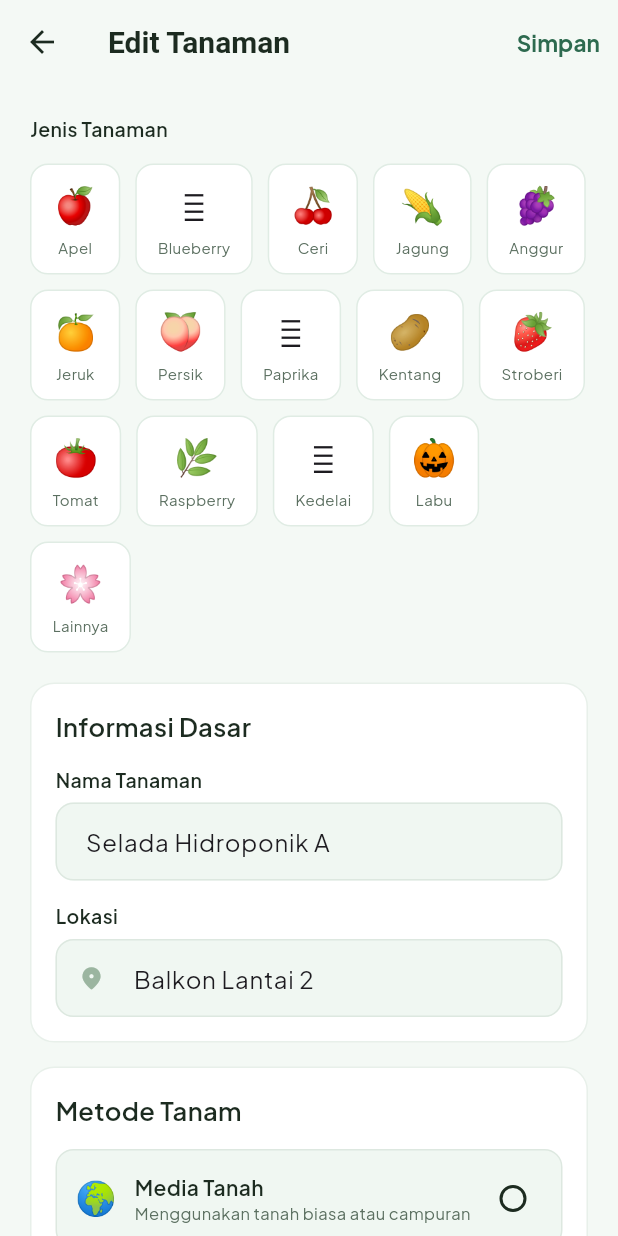
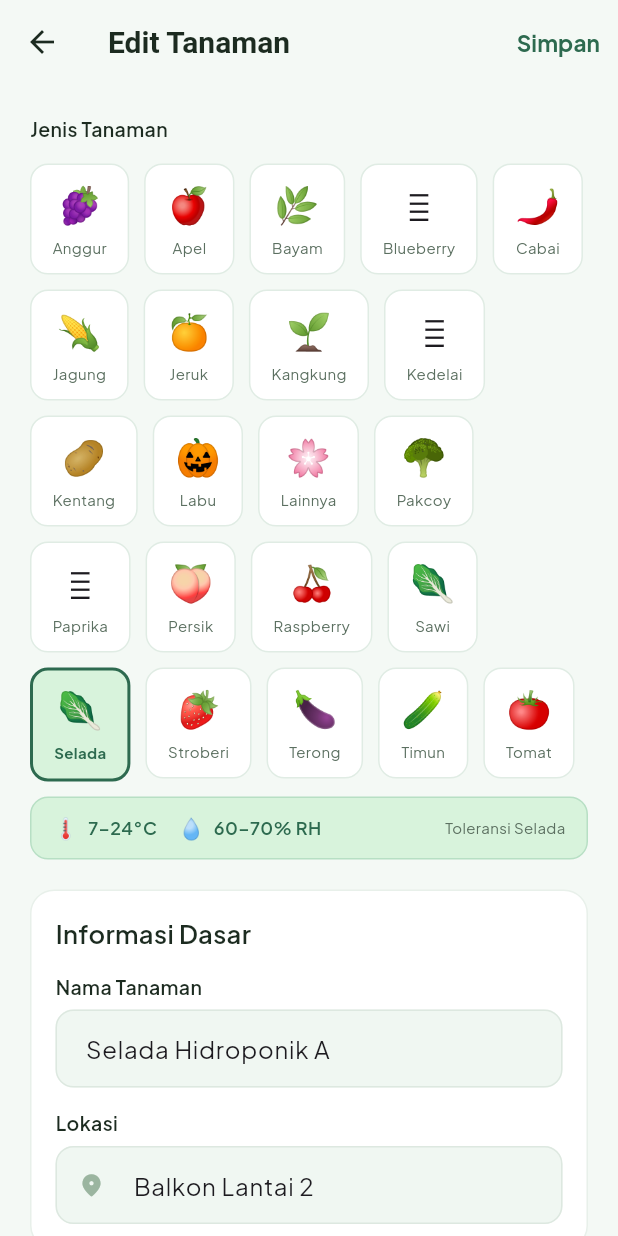
Before and after one commit to citylighxts/urban_leaf, a Flutter app: the PlantDetailPage screen opened directly with sample values from the repository, after a tap on "Edit", on a phone screen of 412 x 824 dp. Run offline on Flutter 3.47's test engine with Material 3 defaults, Android fonts, the phone set to English and light mode, and no system bars; our stand-ins replace cloud_firestore, firebase_auth, firebase_core, firebase_crashlytics, geocoding, geolocator and 2 more; accounts and stored records are empty; Roboto replaces fonts that are missing (PlusJakartaSans).

Commit message:
feat: enhance alert generation with plant tolerance checks and add plant type service

```diff
--- a/lib/core/services/alert_generator_service.dart
+++ b/lib/core/services/alert_generator_service.dart
@@ -2,10 +2,17 @@ import '../../models/alert_model.dart';
 import '../../models/plant_model.dart';
 import '../../models/weather_model.dart';
 
+class AlertGeneratorResult {
+  final List<AlertModel> alerts;
+  /// IDs of healthy plants whose conditions now exceed their tolerance.
+  final List<String> plantIdsToFlag;
+
+  const AlertGeneratorResult({required this.alerts, required this.plantIdsToFlag});
+}
+
 /// Auto-generates smart alerts from real weather data + plant list.
-/// Ini adalah bagian CRUD "Create" untuk fitur Smart Alert milik Hana.
 class AlertGeneratorService {
-  static List<AlertModel> generate({
+  static AlertGeneratorResult generate({
     required WeatherModel weather,
     required List<ForecastDayModel> forecast,
     required List<PlantModel> plants,
@@ -181,6 +188,50 @@ class AlertGeneratorService {
       ));
     }
 
-    return alerts;
+    // ── 6. Per-plant tolerance check ─────────────────────────────────────
+    // Only flags healthy plants — quarantine/needsAttention are already known.
+    final plantIdsToFlag = <String>[];
+    for (final plant in plants.where((p) => p.status == PlantStatus.healthy)) {
+      final tempOut = weather.temperature < plant.minTemp || weather.temperature > plant.maxTemp;
+      final humOut  = weather.humidity < plant.minHumidity || weather.humidity > plant.maxHumidity;
+      if (!tempOut && !humOut) continue;
+
+      plantIdsToFlag.add(plant.id);
+
+      final issues = <String>[];
+      if (tempOut) {
+        issues.add(
+          weather.temperature > plant.maxTemp
+              ? 'suhu ${weather.temperature.toStringAsFixed(0)}°C (maks ${plant.maxTemp.toStringAsFixed(0)}°C)'
+              : 'suhu ${weather.temperature.toStringAsFixed(0)}°C (min ${plant.minTemp.toStringAsFixed(0)}°C)',
+        );
+      }
+      if (humOut) {
+        issues.add(
+          weather.humidity > plant.maxHumidity
+              ? 'kelembapan ${weather.humidity.toStringAsFixed(0)}% (maks ${plant.maxHumidity.toStringAsFixed(0)}%)'
+              : 'kelembapan ${weather.humidity.toStringAsFixed(0)}% (min ${plant.minHumidity.toStringAsFixed(0)}%)',
+        );
+      }
+
+      alerts.add(AlertModel(
+        id: 'tolerance_${plant.id}_${now.millisecondsSinceEpoch}',
+        type: AlertType.toleranceExceeded,
+        severity: AlertSeverity.high,
+        title: '${plant.emoji} ${plant.name} — Kondisi di Luar Toleransi',
+        description:
+            '${plant.name} mengalami ${issues.join(' dan ')} '
+            'yang melebihi batas toleransinya.',
+        plantName: plant.name,
+        plantEmoji: plant.emoji,
+        status: AlertStatus.active,
+        createdAt: now,
+        actionRequired:
+            'Periksa kondisi ${plant.name} dan pertimbangkan untuk '
+            'memindahkan atau memberikan perlindungan tambahan.',
+      ));
+    }
+
+    return AlertGeneratorResult(alerts: alerts, plantIdsToFlag: plantIdsToFlag);
   }
 }
--- a/lib/main.dart
+++ b/lib/main.dart
@@ -6,6 +6,7 @@ import 'package:flutter/material.dart';
 import 'package:flutter/services.dart';
 import 'core/theme/app_theme.dart';
 import 'pages/auth/login_page.dart';
+import 'services/plant_type_service.dart';
 
 void main() async {
   WidgetsFlutterBinding.ensureInitialized();
@@ -19,6 +20,8 @@ void main() async {
     FirebaseCrashlytics.instance.recordError(error, stack, fatal: true);
     return true;
   };
+
+  PlantTypeService().seedIfEmpty().catchError((_) {});
 
   SystemChrome.setPreferredOrientations([
     DeviceOrientation.portraitUp,
--- a/lib/models/alert_model.dart
+++ b/lib/models/alert_model.dart
@@ -1,4 +1,4 @@
-enum AlertType { heatStress, coldStress, fungusRisk, drought, heavyRain, uvHigh, windStorm }
+enum AlertType { heatStress, coldStress, fungusRisk, drought, heavyRain, uvHigh, windStorm, toleranceExceeded }
 enum AlertStatus { active, handled, dismissed }
 enum AlertSeverity { low, medium, high, critical }
 
@@ -43,6 +43,8 @@ class AlertModel {
         return '☀️';
       case AlertType.windStorm:
         return '💨';
+      case AlertType.toleranceExceeded:
+        return '⚠️';
     }
   }
 
--- /dev/null
+++ b/lib/models/plant_type_model.dart
@@ -0,0 +1,39 @@
+class PlantTypeModel {
+  final String id;
+  final String name;
+  final String emoji;
+  final double minTemp;
+  final double maxTemp;
+  final double minHumidity;
+  final double maxHumidity;
+
+  const PlantTypeModel({
+    required this.id,
+    required this.name,
+    required this.emoji,
+    required this.minTemp,
+    required this.maxTemp,
+    required this.minHumidity,
+    required this.maxHumidity,
+  });
+
+  Map<String, dynamic> toMap() => {
+        'id': id,
+        'name': name,
+        'emoji': emoji,
+        'minTemp': minTemp,
+        'maxTemp': maxTemp,
+        'minHumidity': minHumidity,
+        'maxHumidity': maxHumidity,
+      };
+
+  factory PlantTypeModel.fromMap(Map<String, dynamic> map) => PlantTypeModel(
+        id: map['id'] as String,
+        name: map['name'] as String,
+        emoji: map['emoji'] as String,
+        minTemp: (map['minTemp'] as num).toDouble(),
+        maxTemp: (map['maxTemp'] as num).toDouble(),
+        minHumidity: (map['minHumidity'] as num).toDouble(),
+        maxHumidity: (map['maxHumidity'] as num).toDouble(),
+      );
+}
--- a/lib/pages/home/home_page.dart
+++ b/lib/pages/home/home_page.dart
@@ -63,12 +63,21 @@ class _HomePageState extends State<HomePage> {
 
   void _regenerateAlerts(List<PlantModel> plants) {
     if (_weather == null) return;
-    final generated = AlertGeneratorService.generate(
+    final result = AlertGeneratorService.generate(
       weather: _weather!,
       forecast: _forecast,
       plants: plants,
     );
-    setState(() => _alerts = generated);
+    setState(() => _alerts = result.alerts);
+
+    // Auto-flag healthy plants whose conditions exceed their tolerance.
+    for (final id in result.plantIdsToFlag) {
+      final plant = plants.where((p) => p.id == id).firstOrNull;
+      if (plant == null) continue;
+      _plantService.updatePlant(
+        plant.copyWith(status: PlantStatus.needsAttention),
+      ).catchError((_) => plant);
+    }
   }
 
   void _markAlertHandled(String id) {
--- a/lib/pages/kebunku/add_edit_plant_page.dart
+++ b/lib/pages/kebunku/add_edit_plant_page.dart
@@ -2,7 +2,9 @@ import 'package:flutter/material.dart';
 import '../../core/theme/app_colors.dart';
 import '../../core/theme/app_text_styles.dart';
 import '../../models/plant_model.dart';
+import '../../models/plant_type_model.dart';
 import '../../services/plant_firestore_service.dart';
+import '../../services/plant_type_service.dart';
 
 class AddEditPlantPage extends StatefulWidget {
   final PlantModel? plant; // null = add mode
@@ -16,15 +18,17 @@ class AddEditPlantPage extends StatefulWidget {
 class _AddEditPlantPageState extends State<AddEditPlantPage> {
   final _formKey = GlobalKey<FormState>();
   final _plantService = PlantFirestoreService();
+  final _plantTypeService = PlantTypeService();
   late TextEditingController _nameCtrl;
   late TextEditingController _locationCtrl;
   late TextEditingController _notesCtrl;
 
-  String _selectedType = 'Selada';
-  String _selectedEmoji = '🥬';
+  List<PlantTypeModel> _plantTypes = [];
+  PlantTypeModel? _selectedPlantType;
   GrowingMethod _selectedMethod = GrowingMethod.hydroponic;
   DateTime _plantedDate = DateTime.now();
   bool _isSaving = false;
+  bool _typesLoading = true;
 
   bool get _isEditing => widget.plant != null;
 
@@ -37,10 +41,27 @@ class _AddEditPlantPageState extends State<AddEditPlantPage> {
     _notesCtrl = TextEditingController(text: plant?.notes ?? '');
 
     if (plant != null) {
-      _selectedType = plant.type;
-      _selectedEmoji = plant.emoji;
       _selectedMethod = plant.method;
       _plantedDate = plant.plantedDate;
+    }
+
+    _loadPlantTypes();
+  }
+
+  Future<void> _loadPlantTypes() async {
+    try {
+      final types = await _plantTypeService.fetchAll();
+      if (!mounted) return;
+      setState(() {
+        _plantTypes = types;
+        _typesLoading = false;
+        if (_isEditing) {
+          _selectedPlantType = types.where((t) => t.name == widget.plant!.type).firstOrNull;
+        }
+        _selectedPlantType ??= types.isNotEmpty ? types.first : null;
+      });
+    } catch (_) {
+      if (mounted) setState(() => _typesLoading = false);
     }
   }
 
@@ -77,14 +98,20 @@ class _AddEditPlantPageState extends State<AddEditPlantPage> {
         child: ListView(
           padding: const EdgeInsets.all(20),
           children: [
-            _EmojiSelector(
-              selected: _selectedEmoji,
-              onSelect: (emoji, type) => setState(() {
-                _selectedEmoji = emoji;
-                _selectedType = type;
-                if (_nameCtrl.text.isEmpty) _nameCtrl.text = type;
-              }),
-            ),
+            _typesLoading
+                ? const Center(child: CircularProgressIndicator())
+                : _EmojiSelector(
+                    plantTypes: _plantTypes,
+                    selected: _selectedPlantType,
+                    onSelect: (t) => setState(() {
+                      _selectedPlantType = t;
+                      if (_nameCtrl.text.isEmpty) _nameCtrl.text = t.name;
+                    }),
+                  ),
+            if (_selectedPlantType != null) ...[
+              const SizedBox(height: 10),
+              _TolerancePreview(plantType: _selectedPlantType!),
+            ],
             const SizedBox(height: 20),
             _FormCard(
               title: 'Informasi Dasar',
@@ -234,11 +261,12 @@ class _AddEditPlantPageState extends State<AddEditPlantPage> {
 
     final id = widget.plant?.id ?? 'p${DateTime.now().millisecondsSinceEpoch}';
 
+    final plantType = _selectedPlantType;
     final result = PlantModel(
       id: id,
       name: _nameCtrl.text.trim(),
-      type: _selectedType,
-      emoji: _selectedEmoji,
+      type: plantType?.name ?? widget.plant?.type ?? '',
+      emoji: plantType?.emoji ?? widget.plant?.emoji ?? '🌱',
       method: _selectedMethod,
       plantedDate: _plantedDate,
       location: _locationCtrl.text.trim(),
@@ -249,10 +277,10 @@ class _AddEditPlantPageState extends State<AddEditPlantPage> {
       lastDiagnosis: widget.plant?.lastDiagnosis,
       careHistory: widget.plant?.careHistory ?? [],
       diseaseHistory: widget.plant?.diseaseHistory ?? [],
-      minTemp: widget.plant?.minTemp ?? 15,
-      maxTemp: widget.plant?.maxTemp ?? 30,
-      minHumidity: widget.plant?.minHumidity ?? 40,
-      maxHumidity: widget.plant?.maxHumidity ?? 80,
+      minTemp: plantType?.minTemp ?? widget.plant?.minTemp ?? 15,
+      maxTemp: plantType?.maxTemp ?? widget.plant?.maxTemp ?? 30,
+      minHumidity: plantType?.minHumidity ?? widget.plant?.minHumidity ?? 40,
+      maxHumidity: plantType?.maxHumidity ?? widget.plant?.maxHumidity ?? 80,
       notes: _notesCtrl.text.trim(),
     );
 
@@ -279,28 +307,15 @@ class _AddEditPlantPageState extends State<AddEditPlantPage> {
 }
 
 class _EmojiSelector extends StatelessWidget {
-  final String selected;
-  final void Function(String emoji, String type) onSelect;
+  final List<PlantTypeModel> plantTypes;
+  final PlantTypeModel? selected;
+  final void Function(PlantTypeModel) onSelect;
 
-  static const List<(String, String)> _types = [
-    ('🍎', 'Apel'),
-    ('🫐', 'Blueberry'),
-    ('🍒', 'Ceri'),
-    ('🌽', 'Jagung'),
-    ('🍇', 'Anggur'),
-    ('🍊', 'Jeruk'),
-    ('🍑', 'Persik'),
-    ('🫑', 'Paprika'),
-    ('🥔', 'Kentang'),
-    ('🍓', 'Stroberi'),
-    ('🍅', 'Tomat'),
-    ('🌿', 'Raspberry'),
-    ('🫘', 'Kedelai'),
-    ('🎃', 'Labu'),
-    ('🌸', 'Lainnya'),
-  ];
-
-  const _EmojiSelector({required this.selected, required this.onSelect});
+  const _EmojiSelector({
+    required this.plantTypes,
+    required this.selected,
+    required this.onSelect,
+  });
 
   @override
   Widget build(BuildContext context) {
@@ -312,11 +327,10 @@ class _EmojiSelector extends StatelessWidget {
         Wrap(
           spacing: 10,
           runSpacing: 10,
-          children: _types.map((t) {
-            final (emoji, type) = t;
-            final isSelected = selected == emoji;
+          children: plantTypes.map((t) {
+            final isSelected = selected?.id == t.id;
             return GestureDetector(
-              onTap: () => onSelect(emoji, type),
+              onTap: () => onSelect(t),
               child: AnimatedContainer(
                 duration: const Duration(milliseconds: 200),
                 padding: const EdgeInsets.symmetric(
@@ -335,10 +349,10 @@ class _EmojiSelector extends StatelessWidget {
                 ),
                 child: Column(
                   children: [
-                    Text(emoji, style: const TextStyle(fontSize: 24)),
+                    Text(t.emoji, style: const TextStyle(fontSize: 24)),
                     const SizedBox(height: 4),
                     Text(
-                      type,
+                      t.name,
                       style: TextStyle(
                         fontSize: 10,
                         fontWeight: isSelected
@@ -450,6 +464,45 @@ class _MethodRadioTile extends StatelessWidget {
   }
 }
 
+class _TolerancePreview extends StatelessWidget {
+  final PlantTypeModel plantType;
+  const _TolerancePreview({required this.plantType});
+
+  @override
+  Widget build(BuildContext context) {
+    return Container(
+      padding: const EdgeInsets.symmetric(horizontal: 14, vertical: 10),
+      decoration: BoxDecoration(
+        color: AppColors.accent,
+        borderRadius: BorderRadius.circular(12),
+        border: Border.all(color: const Color(0xFFB7DFC4)),
+      ),
+      child: Row(
+        children: [
+          const Text('🌡️', style: TextStyle(fontSize: 14)),
+          const SizedBox(width: 6),
+          Text(
+            '${plantType.minTemp.toStringAsFixed(0)}–${plantType.maxTemp.toStringAsFixed(0)}°C',
+            style: const TextStyle(fontSize: 12, fontWeight: FontWeight.w600, color: AppColors.primary),
+          ),
+          const SizedBox(width: 14),
+          const Text('💧', style: TextStyle(fontSize: 14)),
+          const SizedBox(width: 6),
+          Text(
+            '${plantType.minHumidity.toStringAsFixed(0)}–${plantType.maxHumidity.toStringAsFixed(0)}% RH',
+            style: const TextStyle(fontSize: 12, fontWeight: FontWeight.w600, color: AppColors.primary),
+          ),
+          const Spacer(),
+          Text(
+            'Toleransi ${plantType.name}',
+            style: const TextStyle(fontSize: 10, color: AppColors.textSecondary),
+          ),
+        ],
+      ),
+    );
+  }
+}
+
 class _FormCard extends StatelessWidget {
   final String title;
   final List<Widget> children;
--- a/lib/pages/kebunku/plant_detail_page.dart
+++ b/lib/pages/kebunku/plant_detail_page.dart
@@ -1,10 +1,12 @@
 import 'package:flutter/material.dart';
 import 'package:share_plus/share_plus.dart';
 import '../../core/constants/dummy_data.dart';
+import '../../core/services/weather_service.dart';
 import '../../core/theme/app_colors.dart';
 import '../../core/theme/app_text_styles.dart';
 import '../../models/diagnosis_model.dart';
 import '../../models/plant_model.dart';
+import '../../models/weather_model.dart';
 import '../../services/plant_firestore_service.dart';
 import '../../widgets/common/section_title.dart';
 import '../../widgets/common/status_chip.dart';
@@ -381,20 +383,37 @@ class _InfoTab extends StatelessWidget {
   }
 }
 
-class _WeatherCompatibilityCard extends StatelessWidget {
+class _WeatherCompatibilityCard extends StatefulWidget {
   final PlantModel plant;
   const _WeatherCompatibilityCard({required this.plant});
 
   @override
+  State<_WeatherCompatibilityCard> createState() =>
+      _WeatherCompatibilityCardState();
+}
+
+class _WeatherCompatibilityCardState extends State<_WeatherCompatibilityCard> {
+  WeatherModel? _weather;
+  bool _loading = true;
+  String? _error;
+
+  @override
+  void initState() {
+    super.initState();
+    _load();
+  }
+
+  Future<void> _load() async {
+    try {
+      final result = await WeatherService().fetchWeather();
+      if (mounted) setState(() { _weather = result.current; _loading = false; });
+    } catch (e) {
+      if (mounted) setState(() { _error = e.toString(); _loading = false; });
+    }
+  }
+
+  @override
   Widget build(BuildContext context) {
-    final weather = DummyData.currentWeather;
-    final isTempOk =
-        weather.temperature >= plant.minTemp &&
-        weather.temperature <= plant.maxTemp;
-    final isHumidityOk =
-        weather.humidity >= plant.minHumidity &&
-        weather.humidity <= plant.maxHumidity;
-
     return Container(
       padding: const EdgeInsets.all(16),
       decoration: BoxDecoration(
@@ -405,26 +424,38 @@ class _WeatherCompatibilityCard extends StatelessWidget {
       child: Column(
         crossAxisAlignment: CrossAxisAlignment.start,
         children: [
-          const Text(
-            'Kondisi Cuaca Saat Ini',
-            style: AppTextStyles.headingSmall,
-          ),
+          const Text('Kondisi Cuaca Saat Ini', style: AppTextStyles.headingSmall),
           const SizedBox(height: 12),
+          if (_loading)
+            const Center(child: CircularProgressIndicator())
+          else if (_error != null)
+            Text('Gagal memuat cuaca', style: TextStyle(color: AppColors.danger, fontSize: 12))
+          else ...[
             _CompatRow(
-            label: 'Suhu ${weather.temperature.toStringAsFixed(0)}°C',
-            isOk: isTempOk,
-            note: isTempOk
-                ? 'Aman (toleransi ${plant.minTemp.toStringAsFixed(0)}–${plant.maxTemp.toStringAsFixed(0)}°C)'
-                : 'Melewati batas aman! Max ${plant.maxTemp.toStringAsFixed(0)}°C',
+              label: 'Suhu ${_weather!.temperature.toStringAsFixed(0)}°C',
+              isOk: _weather!.temperature >= widget.plant.minTemp &&
+                  _weather!.temperature <= widget.plant.maxTemp,
+              note: _weather!.temperature >= widget.plant.minTemp &&
+                      _weather!.temperature <= widget.plant.maxTemp
+                  ? 'Aman (toleransi ${widget.plant.minTemp.toStringAsFixed(0)}–${widget.plant.maxTemp.toStringAsFixed(0)}°C)'
+                  : 'Melewati batas aman! Max ${widget.plant.maxTemp.toStringAsFixed(0)}°C',
             ),
             const SizedBox(height: 8),
             _CompatRow(
-            label: 'Kelembapan ${weather.humidity.toStringAsFixed(0)}%',
-            isOk: isHumidityOk,
-            note: isHumidityOk
-                ? 'Aman (toleransi ${plant.minHumidity.toStringAsFixed(0)}–${plant.maxHumidity.toStringAsFixed(0)}%)'
+              label: 'Kelembapan ${_weather!.humidity.toStringAsFixed(0)}%',
+              isOk: _weather!.humidity >= widget.plant.minHumidity &&
+                  _weather!.humidity <= widget.plant.maxHumidity,
+              note: _weather!.humidity >= widget.plant.minHumidity &&
+                      _weather!.humidity <= widget.plant.maxHumidity
+                  ? 'Aman (toleransi ${widget.plant.minHumidity.toStringAsFixed(0)}–${widget.plant.maxHumidity.toStringAsFixed(0)}%)'
                   : 'Di luar batas aman',
             ),
+            const SizedBox(height: 8),
+            Text(
+              '${_weather!.conditionEmoji} ${_weather!.condition} · ${_weather!.location}',
+              style: const TextStyle(fontSize: 11, color: AppColors.textSecondary),
+            ),
+          ],
         ],
       ),
     );
--- /dev/null
+++ b/lib/services/plant_type_service.dart
@@ -0,0 +1,237 @@
+import 'package:cloud_firestore/cloud_firestore.dart';
+import '../models/plant_type_model.dart';
+
+class PlantTypeService {
+  static const _collection = 'plant_types';
+  final _db = FirebaseFirestore.instance;
+
+  // Scientifically-backed tolerance data.
+  // Sources: FAO Crop Production Guidelines, USDA Plant Hardiness,
+  // Hochmuth et al. (UF/IFAS), and standard horticultural references.
+  static const List<PlantTypeModel> _seedData = [
+    PlantTypeModel(
+      id: 'selada',
+      name: 'Selada',
+      emoji: '🥬',
+      minTemp: 7,
+      maxTemp: 24,
+      minHumidity: 60,
+      maxHumidity: 70,
+    ),
+    PlantTypeModel(
+      id: 'tomat',
+      name: 'Tomat',
+      emoji: '🍅',
+      minTemp: 15,
+      maxTemp: 32,
+      minHumidity: 65,
+      maxHumidity: 80,
+    ),
+    PlantTypeModel(
+      id: 'cabai',
+      name: 'Cabai',
+      emoji: '🌶️',
+      minTemp: 20,
+      maxTemp: 30,
+      minHumidity: 65,
+      maxHumidity: 80,
+    ),
+    PlantTypeModel(
+      id: 'paprika',
+      name: 'Paprika',
+      emoji: '🫑',
+      minTemp: 18,
+      maxTemp: 28,
+      minHumidity: 65,
+      maxHumidity: 80,
+    ),
+    PlantTypeModel(
+      id: 'timun',
+      name: 'Timun',
+      emoji: '🥒',
+      minTemp: 21,
+      maxTemp: 29,
+      minHumidity: 70,
+      maxHumidity: 90,
+    ),
+    PlantTypeModel(
+      id: 'pakcoy',
+      name: 'Pakcoy',
+      emoji: '🥦',
+      minTemp: 15,
+      maxTemp: 25,
+      minHumidity: 65,
+      maxHumidity: 75,
+    ),
+    PlantTypeModel(
+      id: 'bayam',
+      name: 'Bayam',
+      emoji: '🌿',
+      minTemp: 10,
+      maxTemp: 22,
+      minHumidity: 60,
+      maxHumidity: 70,
+    ),
+    PlantTypeModel(
+      id: 'kangkung',
+      name: 'Kangkung',
+      emoji: '🌱',
+      minTemp: 25,
+      maxTemp: 35,
+      minHumidity: 70,
+      maxHumidity: 90,
+    ),
+    PlantTypeModel(
+      id: 'sawi',
+      name: 'Sawi',
+      emoji: '🥬',
+      minTemp: 15,
+      maxTemp: 25,
+      minHumidity: 60,
+      maxHumidity: 75,
+    ),
+    PlantTypeModel(
+      id: 'terong',
+      name: 'Terong',
+      emoji: '🍆',
+      minTemp: 22,
+      maxTemp: 30,
+      minHumidity: 60,
+      maxHumidity: 75,
+    ),
+    PlantTypeModel(
+      id: 'stroberi',
+      name: 'Stroberi',
+      emoji: '🍓',
+      minTemp: 15,
+      maxTemp: 26,
+      minHumidity: 65,
+      maxHumidity: 75,
+    ),
+    PlantTypeModel(
+      id: 'jagung',
+      name: 'Jagung',
+      emoji: '🌽',
+      minTemp: 18,
+      maxTemp: 32,
+      minHumidity: 50,
+      maxHumidity: 80,
+    ),
+    PlantTypeModel(
+      id: 'kentang',
+      name: 'Kentang',
+      emoji: '🥔',
+      minTemp: 10,
+      maxTemp: 25,
+      minHumidity: 60,
+      maxHumidity: 80,
+    ),
+    PlantTypeModel(
+      id: 'kedelai',
+      name: 'Kedelai',
+      emoji: '🫘',
+      minTemp: 20,
+      maxTemp: 32,
+      minHumidity: 55,
+      maxHumidity: 75,
+    ),
+    PlantTypeModel(
+      id: 'labu',
+      name: 'Labu',
+      emoji: '🎃',
+      minTemp: 18,
+      maxTemp: 30,
+      minHumidity: 55,
+      maxHumidity: 75,
+    ),
+    PlantTypeModel(
+      id: 'apel',
+      name: 'Apel',
+      emoji: '🍎',
+      minTemp: 7,
+      maxTemp: 24,
+      minHumidity: 60,
+      maxHumidity: 70,
+    ),
+    PlantTypeModel(
+      id: 'anggur',
+      name: 'Anggur',
+      emoji: '🍇',
+      minTemp: 15,
+      maxTemp: 30,
+      minHumidity: 50,
+      maxHumidity: 75,
+    ),
+    PlantTypeModel(
+      id: 'jeruk',
+      name: 'Jeruk',
+      emoji: '🍊',
+      minTemp: 13,
+      maxTemp: 28,
+      minHumidity: 60,
+      maxHumidity: 80,
+    ),
+    PlantTypeModel(
+      id: 'blueberry',
+      name: 'Blueberry',
+      emoji: '🫐',
+      minTemp: 13,
+      maxTemp: 24,
+      minHumidity: 55,
+      maxHumidity: 75,
+    ),
+    PlantTypeModel(
+      id: 'raspberry',
+      name: 'Raspberry',
+      emoji: '🍒',
+      minTemp: 13,
+      maxTemp: 24,
+      minHumidity: 60,
+      maxHumidity: 70,
+    ),
+    PlantTypeModel(
+      id: 'persik',
+      name: 'Persik',
+      emoji: '🍑',
+      minTemp: 15,
+      maxTemp: 25,
+      minHumidity: 55,
+      maxHumidity: 75,
+    ),
+    PlantTypeModel(
+      id: 'lainnya',
+      name: 'Lainnya',
+      emoji: '🌸',
+      minTemp: 15,
+      maxTemp: 30,
+      minHumidity: 50,
+      maxHumidity: 80,
+    ),
+  ];
+
+  Future<List<PlantTypeModel>> fetchAll() async {
+    final snap = await _db
+        .collection(_collection)
+        .orderBy('name')
+        .get();
+    return snap.docs
+        .map((d) => PlantTypeModel.fromMap(d.data()))
+        .toList();
+  }
+
+  /// Seeds the collection only if it is empty.
+  Future<void> seedIfEmpty() async {
+    final snap = await _db
+        .collection(_collection)
+        .limit(1)
+        .get();
+    if (snap.docs.isNotEmpty) return;
+
+    final batch = _db.batch();
+    for (final type in _seedData) {
+      final ref = _db.collection(_collection).doc(type.id);
+      batch.set(ref, type.toMap());
+    }
+    await batch.commit();
+  }
+}
```
Lines whose indentation alone changed are shown as unchanged.
